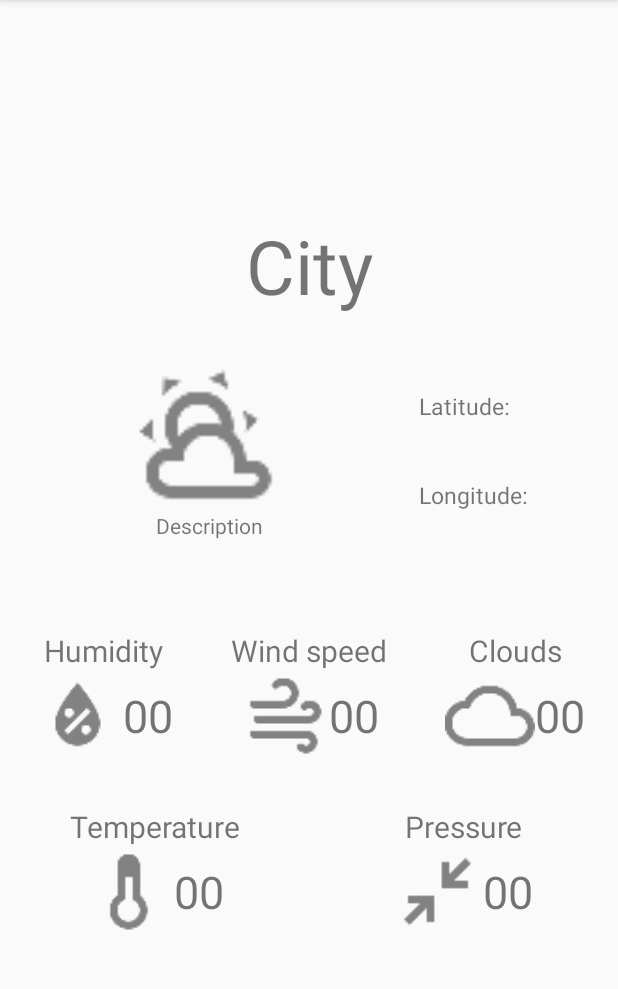
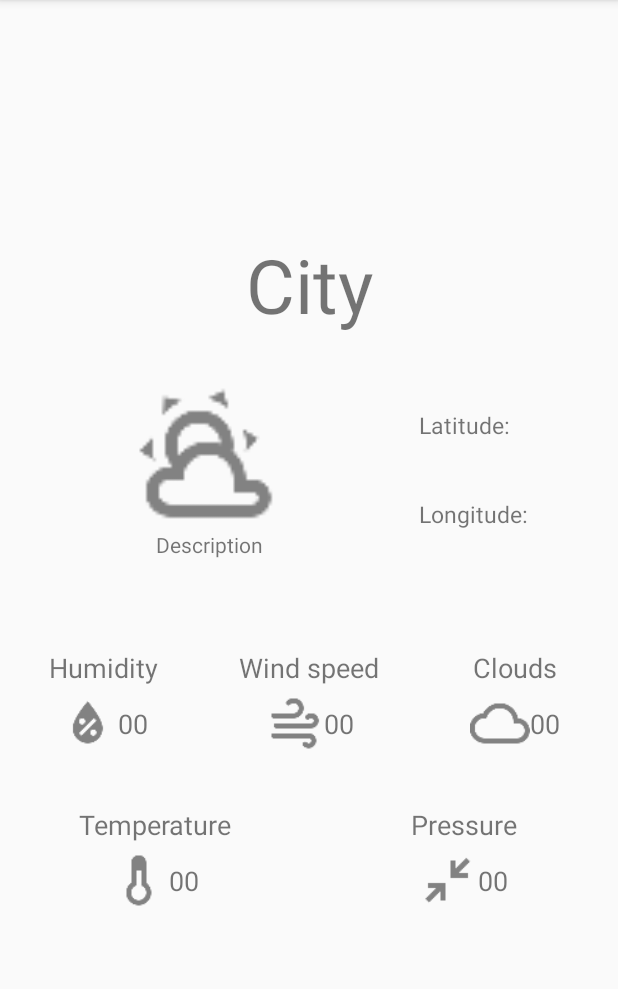
Before and after one commit to d100495/WeatherApp, an Android app: the WeatherCurrentActivity screen opened directly, with no data from a screen before it, on a phone screen of 412 x 824 dp, the part 84-1073 px from its top. Run offline under Robolectric (Android 15) with nearby library versions, the phone set to English and light mode, and no system bars; our stand-ins replace Picasso, Volley; network calls fail; pictures from the network do not load.

Commit message:
Added dimens.xml values + CurrentWeather View refactoring

```diff
--- a/WeatherAppAndroidClient/app/src/main/java/com/example/dunger/weatherappandroidclient/Services/WeatherServiceApixu.java
+++ b/WeatherAppAndroidClient/app/src/main/java/com/example/dunger/weatherappandroidclient/Services/WeatherServiceApixu.java
@@ -22,8 +22,6 @@ import com.google.gson.Gson;
 public class WeatherServiceApixu implements IWeatherService{
 
     Activity activity;
-
-    //View variables
 
     //HTTPConnection variables
     private StringRequest stringRequest;
--- a/WeatherAppAndroidClient/app/src/main/java/com/example/dunger/weatherappandroidclient/WeatherCurrentActivity.java
+++ b/WeatherAppAndroidClient/app/src/main/java/com/example/dunger/weatherappandroidclient/WeatherCurrentActivity.java
@@ -80,11 +80,11 @@ public class WeatherCurrentActivity extends AppCompatActivity {
         currentCityString.setText(city);
         currentLatString.setText(Float.toString(lat));
         currentLongString.setText(Float.toString(lon));
-        currentHumidityValue.setText(Float.toString(humidity));
-        currentTemperatureValue.setText(Float.toString(temperature));
-        currentWindspeedValue.setText(Float.toString(windspeed));
-        currentCloudsValue.setText(Float.toString(clouds));
-        currentPressureValue.setText(Float.toString(pressure));
+        currentHumidityValue.setText(Float.toString(humidity)+"[%]");
+        currentTemperatureValue.setText(Float.toString(temperature)+"[°C]");
+        currentWindspeedValue.setText(Float.toString(windspeed)+"[km/h]");
+        currentCloudsValue.setText(Float.toString(clouds)+"[%]");
+        currentPressureValue.setText(Float.toString(pressure)+"[mb]");
         currentWeatherDescription.setText(description);
     }
 
--- a/WeatherAppAndroidClient/app/src/main/res/layout/activity_weather_current.xml
+++ b/WeatherAppAndroidClient/app/src/main/res/layout/activity_weather_current.xml
@@ -117,7 +117,7 @@
                 <TextView
                     android:layout_width="match_parent"
                     android:gravity="center"
-                    android:textSize="20dp"
+                    android:textSize="@dimen/currentWeatherActivity_detailsValue_descriptionTextSize"
                     android:text="@string/currentWeatherHumidity"
                     android:layout_height="match_parent" />
                 <LinearLayout
@@ -126,16 +126,17 @@
                     android:gravity="center"
                     android:layout_height="match_parent">
                     <ImageView
-                        android:layout_width="60dp"
+                        android:layout_width="@dimen/currentWeatherActivity_detailsValue_imageWidth"
                         android:src="@mipmap/ic_water_percent"
-                        android:layout_height="60dp" />
+                        android:layout_height="@dimen/currentWeatherActivity_detailsValue_imageHeight" />
+
                     <TextView
+                        android:id="@+id/currentHumidityValue"
                         android:layout_width="wrap_content"
+                        android:layout_height="wrap_content"
                         android:gravity="center"
-                        android:id="@+id/currentHumidityValue"
                         android:text="00"
-                        android:textSize="30dp"
-                        android:layout_height="wrap_content" />
+                        android:textSize="@dimen/currentWeatherActivity_detailsValue_textSize" />
                 </LinearLayout>
             </LinearLayout>
             <!--Wind speed-->
@@ -147,7 +148,7 @@
                 <TextView
                     android:layout_width="match_parent"
                     android:gravity="center"
-                    android:textSize="20dp"
+                    android:textSize="@dimen/currentWeatherActivity_detailsValue_descriptionTextSize"
                     android:text="@string/currentWeatherWindspeed"
                     android:layout_height="match_parent" />
                 <LinearLayout
@@ -156,15 +157,15 @@
                     android:gravity="center"
                     android:layout_height="match_parent">
                     <ImageView
-                        android:layout_width="60dp"
+                        android:layout_width="@dimen/currentWeatherActivity_detailsValue_imageWidth"
                         android:src="@mipmap/ic_weather_windy"
-                        android:layout_height="60dp" />
+                        android:layout_height="@dimen/currentWeatherActivity_detailsValue_imageHeight" />
                     <TextView
                         android:layout_width="wrap_content"
                         android:gravity="center"
                         android:text="00"
                         android:id="@+id/currentWindspeedValue"
-                        android:textSize="30dp"
+                        android:textSize="@dimen/currentWeatherActivity_detailsValue_textSize"
                         android:layout_height="wrap_content" />
                 </LinearLayout>
             </LinearLayout>
@@ -177,7 +178,7 @@
                 <TextView
                     android:layout_width="match_parent"
                     android:gravity="center"
-                    android:textSize="20dp"
+                    android:textSize="@dimen/currentWeatherActivity_detailsValue_descriptionTextSize"
                     android:text="@string/currentWeatherClouds"
                     android:layout_height="match_parent" />
                 <LinearLayout
@@ -186,15 +187,15 @@
                     android:gravity="center"
                     android:layout_height="match_parent">
                     <ImageView
-                        android:layout_width="60dp"
+                        android:layout_width="@dimen/currentWeatherActivity_detailsValue_imageWidth"
                         android:src="@mipmap/ic_cloud_outline"
-                        android:layout_height="60dp" />
+                        android:layout_height="@dimen/currentWeatherActivity_detailsValue_imageHeight" />
                     <TextView
                         android:layout_width="wrap_content"
                         android:gravity="center"
                         android:id="@+id/currentCloudsValue"
                         android:text="00"
-                        android:textSize="30dp"
+                        android:textSize="@dimen/currentWeatherActivity_detailsValue_textSize"
                         android:layout_height="wrap_content" />
                 </LinearLayout>
             </LinearLayout>
@@ -217,7 +218,7 @@
                 <TextView
                     android:layout_width="match_parent"
                     android:gravity="center"
-                    android:textSize="20dp"
+                    android:textSize="@dimen/currentWeatherActivity_detailsValue_descriptionTextSize"
                     android:text="@string/currentWeatherTemperature"
                     android:layout_height="match_parent" />
                 <LinearLayout
@@ -226,15 +227,15 @@
                     android:gravity="center"
                     android:layout_height="match_parent">
                     <ImageView
-                        android:layout_width="60dp"
+                        android:layout_width="@dimen/currentWeatherActivity_detailsValue_imageWidth"
                         android:src="@mipmap/ic_thermometer"
-                        android:layout_height="60dp" />
+                        android:layout_height="@dimen/currentWeatherActivity_detailsValue_imageHeight" />
                     <TextView
                         android:layout_width="wrap_content"
                         android:gravity="center"
                         android:text="00"
                         android:id="@+id/currentTemperatureValue"
-                        android:textSize="30dp"
+                        android:textSize="@dimen/currentWeatherActivity_detailsValue_textSize"
                         android:layout_height="wrap_content" />
                 </LinearLayout>
             </LinearLayout>
@@ -247,7 +248,7 @@
                 <TextView
                     android:layout_width="match_parent"
                     android:gravity="center"
-                    android:textSize="20dp"
+                    android:textSize="@dimen/currentWeatherActivity_detailsValue_descriptionTextSize"
                     android:text="@string/currentWeatherPressure"
                     android:layout_height="match_parent" />
                 <LinearLayout
@@ -256,15 +257,15 @@
                     android:gravity="center"
                     android:layout_height="match_parent">
                     <ImageView
-                        android:layout_width="60dp"
+                        android:layout_width="@dimen/currentWeatherActivity_detailsValue_imageWidth"
                         android:src="@mipmap/ic_arrow_collapse"
-                        android:layout_height="60dp" />
+                        android:layout_height="@dimen/currentWeatherActivity_detailsValue_imageHeight" />
                     <TextView
                         android:layout_width="wrap_content"
                         android:gravity="center"
                         android:text="00"
                         android:id="@+id/currentPressureValue"
-                        android:textSize="30dp"
+                        android:textSize="@dimen/currentWeatherActivity_detailsValue_textSize"
                         android:layout_height="wrap_content" />
                 </LinearLayout>
             </LinearLayout>
--- a/WeatherAppAndroidClient/app/src/main/res/values/dimens.xml
+++ b/WeatherAppAndroidClient/app/src/main/res/values/dimens.xml
@@ -2,4 +2,8 @@
     <!-- Default screen margins, per the Android Design guidelines. -->
     <dimen name="activity_horizontal_margin">16dp</dimen>
     <dimen name="activity_vertical_margin">16dp</dimen>
+    <dimen name="currentWeatherActivity_detailsValue_textSize">18dp</dimen>
+    <dimen name="currentWeatherActivity_detailsValue_imageWidth">40dp</dimen>
+    <dimen name="currentWeatherActivity_detailsValue_imageHeight">50dp</dimen>
+    <dimen name="currentWeatherActivity_detailsValue_descriptionTextSize">18dp</dimen>
 </resources>
```
